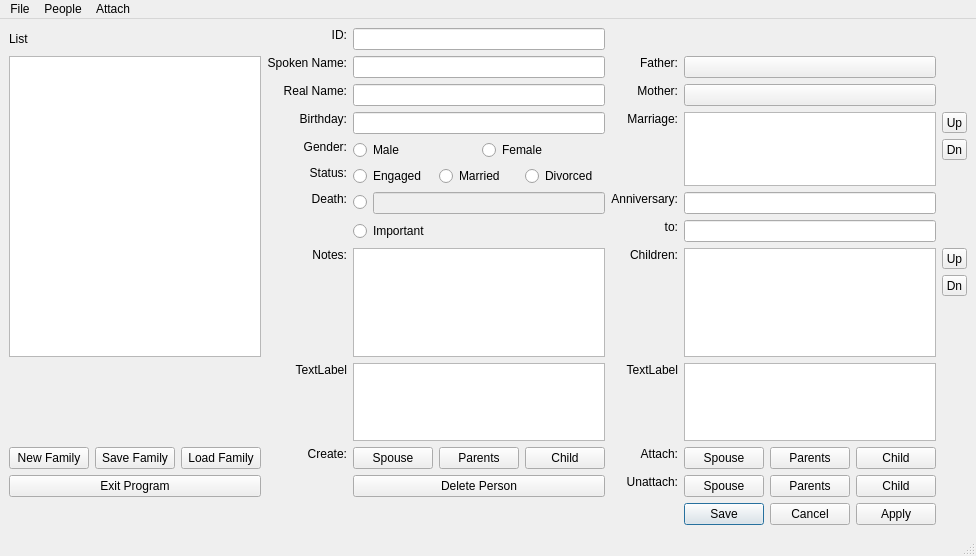
Old version of the form worker.ui in the repository DayGitH/Family-Tree.
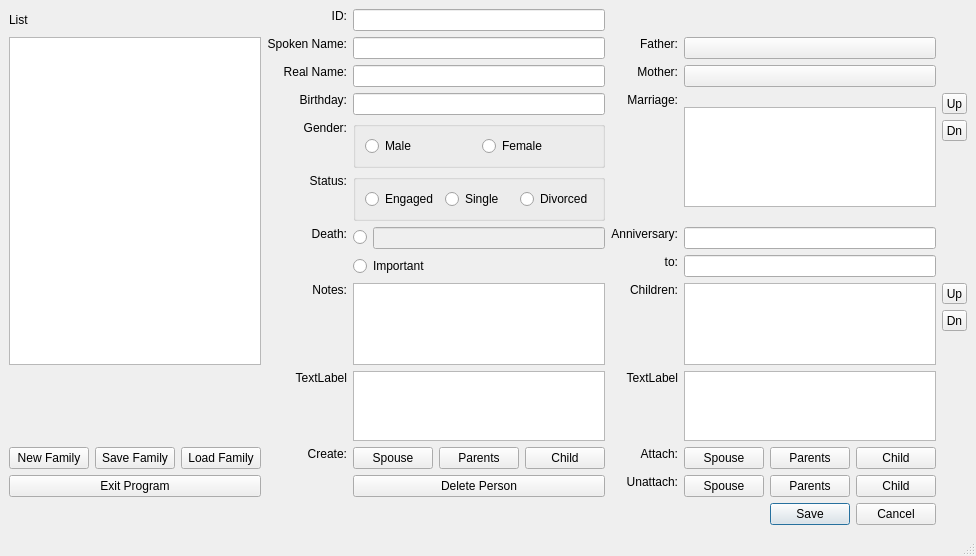
New version of the form.

Commit message: Finished connecting new UI elements to relevant functions

Diff of the .ui file:
```diff
--- a/worker.ui
+++ b/worker.ui
@@ -2,11 +2,14 @@
 <ui version="4.0">
  <class>MainWindow</class>
  <widget class="QMainWindow" name="MainWindow">
+  <property name="enabled">
+   <bool>true</bool>
+  </property>
   <property name="geometry">
    <rect>
     <x>0</x>
     <y>0</y>
-    <width>864</width>
+    <width>923</width>
     <height>556</height>
    </rect>
   </property>
@@ -201,7 +204,14 @@
      </layout>
     </item>
     <item row="3" column="4" rowspan="3">
-     <widget class="QListWidget" name="spouselist"/>
+     <widget class="QListWidget" name="spouseList">
+      <property name="maximumSize">
+       <size>
+        <width>16777215</width>
+        <height>100</height>
+       </size>
+      </property>
+     </widget>
     </item>
     <item row="6" column="4">
      <widget class="QLineEdit" name="spouseinfo"/>
@@ -264,24 +274,6 @@
       </property>
      </widget>
     </item>
-    <item row="4" column="2">
-     <layout class="QHBoxLayout" name="horizontalLayout">
-      <item>
-       <widget class="QRadioButton" name="maleRadio">
-        <property name="text">
-         <string>Male</string>
-        </property>
-       </widget>
-      </item>
-      <item>
-       <widget class="QRadioButton" name="femaleRadio">
-        <property name="text">
-         <string>Female</string>
-        </property>
-       </widget>
-      </item>
-     </layout>
-    </item>
     <item row="1" column="4">
      <widget class="QPushButton" name="fatherButton">
       <property name="text">
@@ -334,38 +326,13 @@
        <enum>Qt::Horizontal</enum>
       </property>
       <property name="standardButtons">
-       <set>QDialogButtonBox::Apply|QDialogButtonBox::Cancel|QDialogButtonBox::Save</set>
+       <set>QDialogButtonBox::Cancel|QDialogButtonBox::Save</set>
       </property>
       <property name="centerButtons">
-       <bool>true</bool>
+       <bool>false</bool>
       </property>
      </widget>
     </item>
-    <item row="5" column="2">
-     <layout class="QHBoxLayout" name="horizontalLayout_6">
-      <item>
-       <widget class="QRadioButton" name="secondStatusRadio">
-        <property name="text">
-         <string>Engaged</string>
-        </property>
-       </widget>
-      </item>
-      <item>
-       <widget class="QRadioButton" name="firstStatusRadio">
-        <property name="text">
-         <string>Married</string>
-        </property>
-       </widget>
-      </item>
-      <item>
-       <widget class="QRadioButton" name="thirdStatusRadio">
-        <property name="text">
-         <string>Divorced</string>
-        </property>
-       </widget>
-      </item>
-     </layout>
-    </item>
     <item row="6" column="2">
      <layout class="QHBoxLayout" name="horizontalLayout_2">
       <item>
@@ -587,6 +554,74 @@
       </property>
      </widget>
     </item>
+    <item row="5" column="2">
+     <widget class="QGroupBox" name="groupBox_1">
+      <property name="maximumSize">
+       <size>
+        <width>16777215</width>
+        <height>16777215</height>
+       </size>
+      </property>
+      <layout class="QHBoxLayout" name="horizontalLayout_6">
+       <property name="sizeConstraint">
+        <enum>QLayout::SetMinimumSize</enum>
+       </property>
+       <item>
+        <widget class="QRadioButton" name="secondStatusRadio">
+         <property name="text">
+          <string>Engaged</string>
+         </property>
+        </widget>
+       </item>
+       <item>
+        <widget class="QRadioButton" name="firstStatusRadio">
+         <property name="text">
+          <string>Single</string>
+         </property>
+        </widget>
+       </item>
+       <item>
+        <widget class="QRadioButton" name="thirdStatusRadio">
+         <property name="text">
+          <string>Divorced</string>
+         </property>
+        </widget>
+       </item>
+      </layout>
+     </widget>
+    </item>
+    <item row="4" column="2">
+     <widget class="QGroupBox" name="groupBox">
+      <property name="maximumSize">
+       <size>
+        <width>16777215</width>
+        <height>16777215</height>
+       </size>
+      </property>
+      <property name="alignment">
+       <set>Qt::AlignLeading|Qt::AlignLeft|Qt::AlignTop</set>
+      </property>
+      <layout class="QHBoxLayout" name="horizontalLayout">
+       <property name="sizeConstraint">
+        <enum>QLayout::SetMinimumSize</enum>
+       </property>
+       <item>
+        <widget class="QRadioButton" name="maleRadio">
+         <property name="text">
+          <string>Male</string>
+         </property>
+        </widget>
+       </item>
+       <item>
+        <widget class="QRadioButton" name="femaleRadio">
+         <property name="text">
+          <string>Female</string>
+         </property>
+        </widget>
+       </item>
+      </layout>
+     </widget>
+    </item>
    </layout>
   </widget>
   <widget class="QMenuBar" name="menubar">
@@ -594,58 +629,10 @@
     <rect>
      <x>0</x>
      <y>0</y>
-     <width>864</width>
+     <width>923</width>
      <height>21</height>
     </rect>
    </property>
-   <widget class="QMenu" name="menuFile">
-    <property name="title">
-     <string>File</string>
-    </property>
-    <addaction name="actionNew_Family"/>
-    <addaction name="actionSave_Family"/>
-    <addaction name="actionOpen_Family"/>
-    <addaction name="separator"/>
-    <addaction name="actionExit"/>
-   </widget>
-   <widget class="QMenu" name="menuAttach">
-    <property name="title">
-     <string>Attach</string>
-    </property>
-    <widget class="QMenu" name="menuAttach_2">
-     <property name="title">
-      <string>Create</string>
-     </property>
-     <addaction name="actionParents"/>
-     <addaction name="actionSpouse"/>
-     <addaction name="actionChildren"/>
-    </widget>
-    <widget class="QMenu" name="menuUnattach">
-     <property name="title">
-      <string>Unattach</string>
-     </property>
-     <addaction name="actionUnAll"/>
-     <addaction name="separator"/>
-     <addaction name="actionUnParents"/>
-     <addaction name="actionUnSpouse"/>
-     <addaction name="actionUnChild"/>
-    </widget>
-    <addaction name="menuAttach_2"/>
-    <addaction name="separator"/>
-    <addaction name="actionAttach"/>
-    <addaction name="menuUnattach"/>
-   </widget>
-   <widget class="QMenu" name="menuPeople">
-    <property name="title">
-     <string>People</string>
-    </property>
-    <addaction name="actionDelete_Person"/>
-    <addaction name="separator"/>
-    <addaction name="actionEdit_Spouse"/>
-   </widget>
-   <addaction name="menuFile"/>
-   <addaction name="menuPeople"/>
-   <addaction name="menuAttach"/>
   </widget>
   <widget class="QStatusBar" name="statusbar"/>
   <action name="actionNew_Family">
```
Left out of the diff: 4 changed lines with no effect on the pictures. The commit also changes 2 other files.
